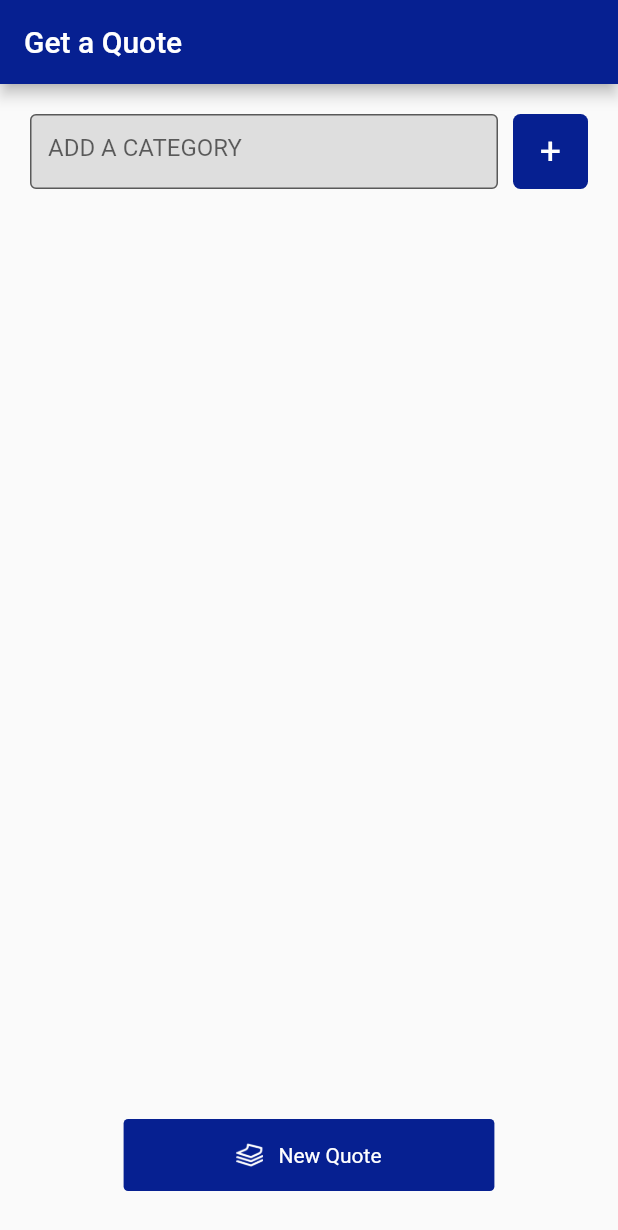
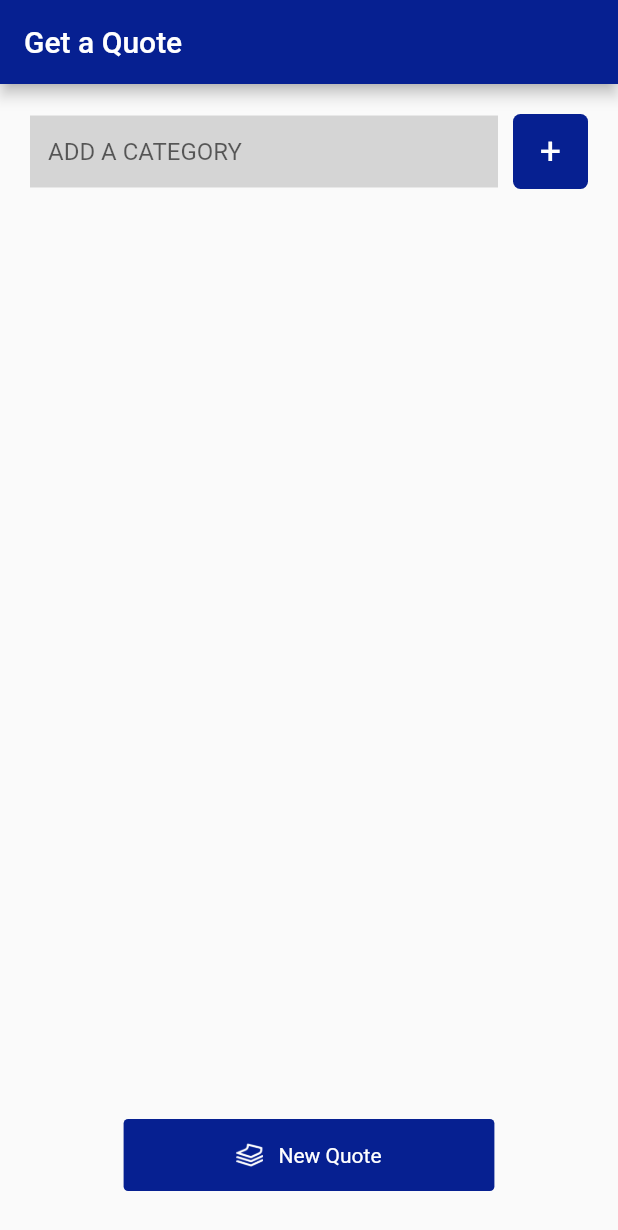
Before and after one commit to PerfectLittleMiss/fextoolkit_mobile_test, a Flutter app: the screen it shows after launch, on a phone screen of 412 x 824 dp. Shown: the top 1230 px of the screen. Run offline on Flutter 3.47's test engine with Material 2 defaults, Android fonts, the phone set to English and light mode, and no system bars.

Commit message:
Removed the border around the input field to look more like the mockup

```diff
--- a/lib/objects/categories_widget.dart
+++ b/lib/objects/categories_widget.dart
@@ -45,14 +45,15 @@ class _CategoriesState extends State<Categories> {
                       child: TextField(
                         controller: _categoryController,
                         decoration: InputDecoration(
-                          //labelText: "Category",
-                          fillColor: Colors.grey.withOpacity(0.3),
-                          filled: true,
-                          hintText: "ADD A CATEGORY",
-                          border: OutlineInputBorder(
-                            borderSide: BorderSide(color: Colors.grey),
-                          ),
-                        ),
+                            //labelText: "Category",
+                            fillColor: Colors.grey.withOpacity(0.4),
+                            filled: true,
+                            hintText: "ADD A CATEGORY",
+                            border: InputBorder.none
+                            //border: OutlineInputBorder(
+                            //borderSide: BorderSide(color: Colors.grey),
+                            //),
+                            ),
                       ),
                     ),
                     PlusButton(onTap: () {
```
